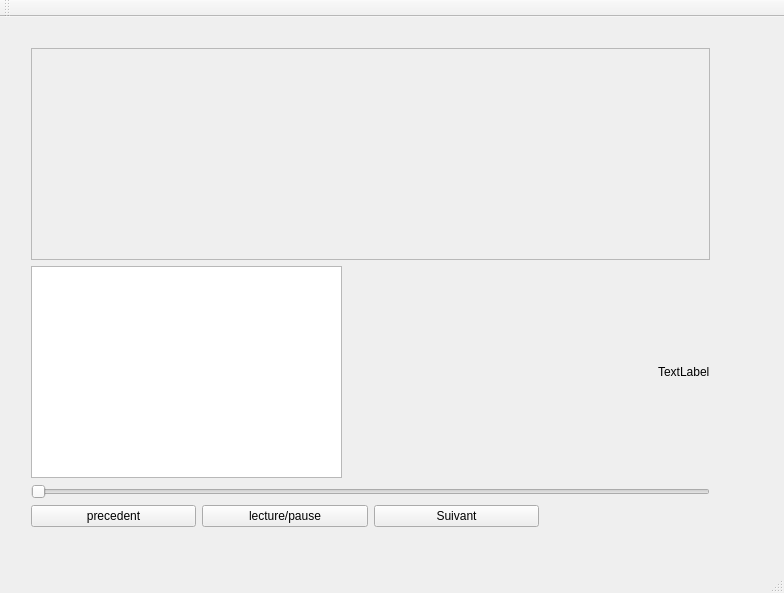
First picture: the form in client/mainwindow.ui, repository werew/mpv-gui, before the edit.
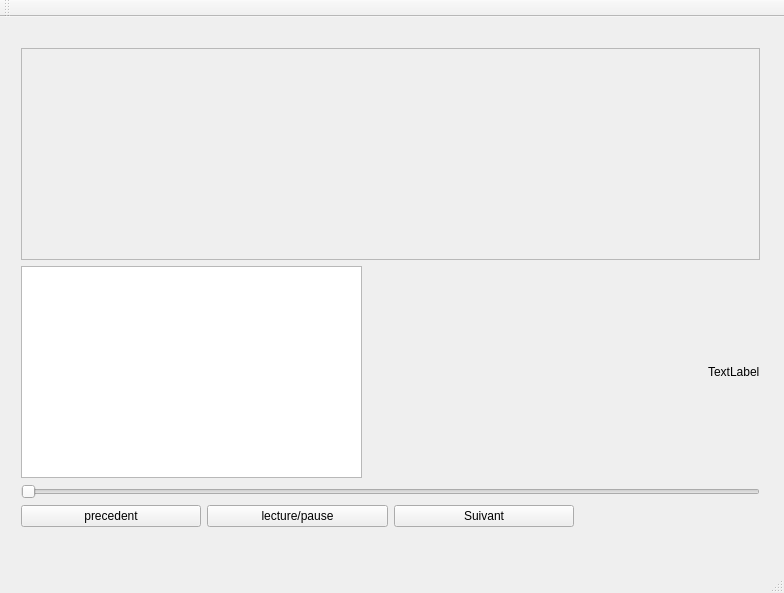
Second picture: the form after the edit. Custom widgets are drawn as their Qt base class.

Commit message: Change minimum size of custum widget

Diff of the .ui file:
```diff
--- a/client/mainwindow.ui
+++ b/client/mainwindow.ui
@@ -17,9 +17,9 @@
    <widget class="QWidget" name="verticalLayoutWidget">
     <property name="geometry">
      <rect>
-      <x>20</x>
+      <x>10</x>
       <y>20</y>
-      <width>701</width>
+      <width>761</width>
       <height>501</height>
      </rect>
     </property>
@@ -34,7 +34,7 @@
          <rect>
           <x>0</x>
           <y>0</y>
-          <width>697</width>
+          <width>757</width>
           <height>209</height>
          </rect>
         </property>
```
The commit also changes 1 other file.
